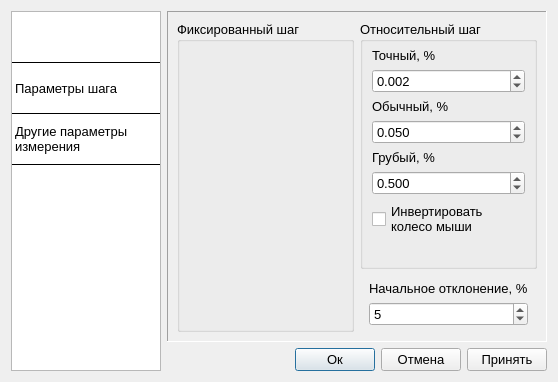
This is ui/settings_form.ui in irsural/calibrator_pc as Qt 5 draws it before an edit. The edited form follows.
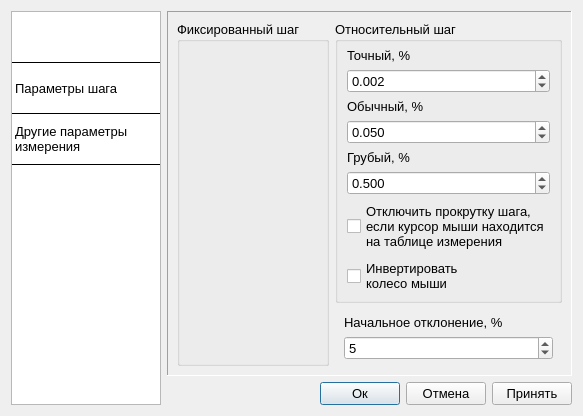
This is the edited form.

Commit message: Убрал отклонение от нуля из окна измерения

Diff of the .ui file:
```diff
--- a/ui/settings_form.ui
+++ b/ui/settings_form.ui
@@ -6,8 +6,8 @@
    <rect>
     <x>0</x>
     <y>0</y>
-    <width>558</width>
-    <height>382</height>
+    <width>563</width>
+    <height>416</height>
    </rect>
   </property>
   <property name="sizePolicy">
@@ -260,6 +260,15 @@
                    </property>
                   </widget>
                  </item>
+                 <item>
+                  <widget class="QCheckBox" name="checkBox">
+                   <property name="text">
+                    <string>Отключить прокрутку шага,
+если курсор мыши находится
+на таблице измерения</string>
+                   </property>
+                  </widget>
+                 </item>
                  <item>
                   <widget class="QCheckBox" name="mouse_inversion_checkbox">
                    <property name="text">
```
The commit also changes 6 other files.
